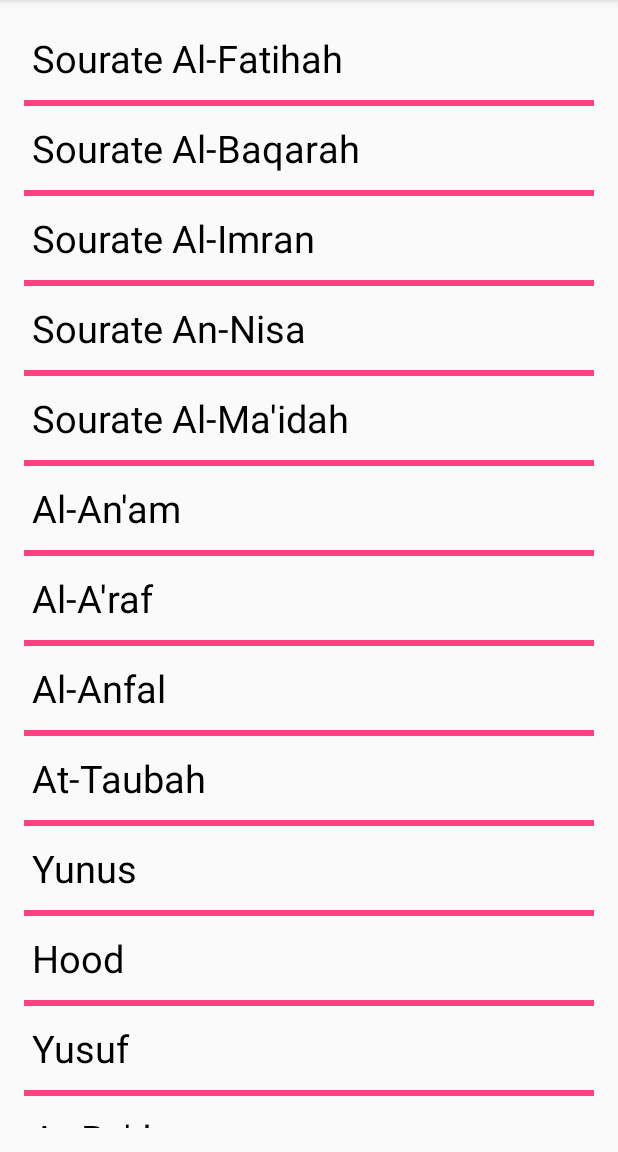
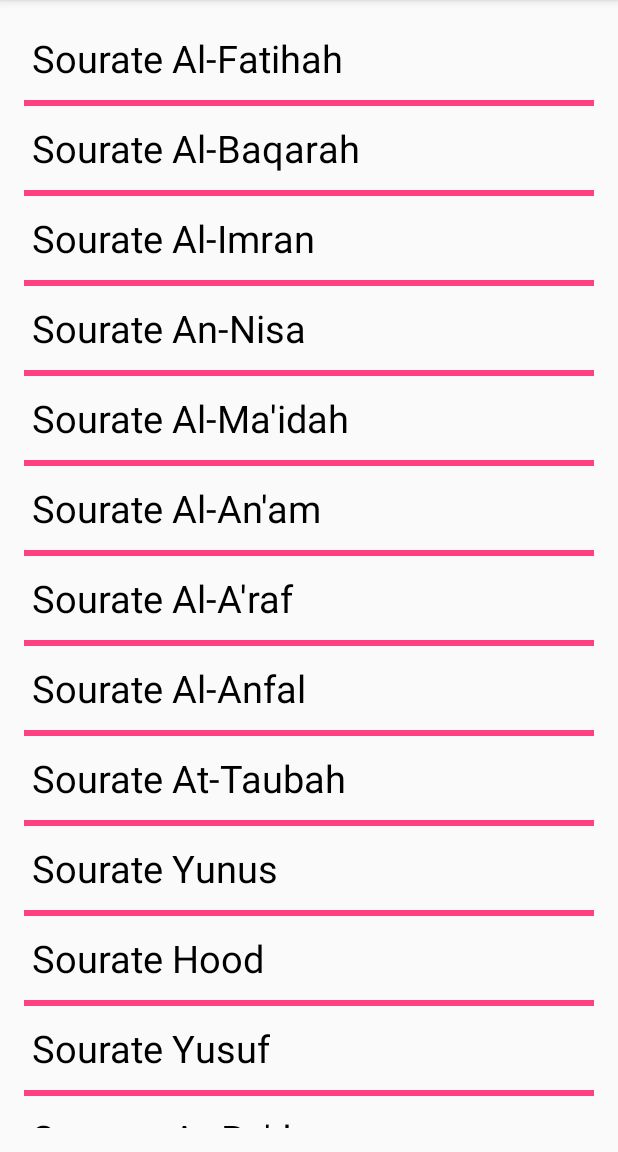
Before and after one commit to Fahad-alkamli/quranAndroidApp, an Android app: the screen it shows after launch (HomeActivity), on a phone screen of 412 x 824 dp, the part 84-1236 px from its top. Run offline under Robolectric (Android 15) with nearby library versions, the phone set to English and light mode, and no system bars.

Commit message:
Finished all the Surahs and extracted all the strings
What is left is translating the names and moving them to the arabic
language file

```diff
--- a/QuranApp/app/src/main/java/alkamli/fahad/quranapp/quranapp/CommonFunctions.java
+++ b/QuranApp/app/src/main/java/alkamli/fahad/quranapp/quranapp/CommonFunctions.java
@@ -26,105 +26,119 @@ public class CommonFunctions {
         list.add(new SurahItem(context.getString(R.string.An_Nisa),"004"));
         list.add(new SurahItem(context.getString(R.string.Al_Maidah),"005"));
         //New
-        list.add(new SurahItem("Al-An'am","006"));
-        list.add(new SurahItem("Al-A'raf","007"));
-        list.add(new SurahItem("Al-Anfal","008"));
-        list.add(new SurahItem("At-Taubah","009"));
-        list.add(new SurahItem("Yunus","010"));
-        list.add(new SurahItem("Hood","011"));
-        list.add(new SurahItem("Yusuf","012"));
-        list.add(new SurahItem("Ar-Ra'd","013"));
-        list.add(new SurahItem("Ibrahim","014"));
-        list.add(new SurahItem("Al-Hijr","015"));
-        list.add(new SurahItem("An-Nahl","016"));
-        list.add(new SurahItem("Al-Isra","017"));
-        list.add(new SurahItem("Al-Kahf","018"));
-        list.add(new SurahItem("Maryam","019"));
-        list.add(new SurahItem("Taha","020"));
-        list.add(new SurahItem("Al-Anbiya'","021"));
-        list.add(new SurahItem("Al-Hajj","022"));
-        list.add(new SurahItem("Al-Mu'minun","023"));
-        list.add(new SurahItem("An-Nur","024"));
-        list.add(new SurahItem("Al-Furqan","025"));
-        list.add(new SurahItem("Ash-Shu'ara'","026"));
-        list.add(new SurahItem("An-Naml","027"));
-        list.add(new SurahItem("Al-Qasas","028"));
-        list.add(new SurahItem("Al-'Ankabut","029"));
-        list.add(new SurahItem("ArRoom","030"));
-        list.add(new SurahItem("Luqman","031"));
-        list.add(new SurahItem("AsSajdah","032"));
-        list.add(new SurahItem("AlAhzab","033"));
-        list.add(new SurahItem("Saba'","034"));
-        list.add(new SurahItem("Fatir","035"));
-        list.add(new SurahItem("YaSin","036"));
-        list.add(new SurahItem("As-Saffat","037"));
-        list.add(new SurahItem("Sad","038"));
-        list.add(new SurahItem("Az-Zumar","039"));
-        list.add(new SurahItem("Ghafir","040"));
+        list.add(new SurahItem(context.getString(R.string.Al_Anam),"006"));
+        list.add(new SurahItem(context.getString(R.string.Al_Araf),"007"));
+        list.add(new SurahItem(context.getString(R.string.Al_Anfal),"008"));
+        list.add(new SurahItem(context.getString(R.string.At_Taubah),"009"));
+        list.add(new SurahItem(context.getString(R.string.Yunus),"010"));
+        list.add(new SurahItem(context.getString(R.string.Hood),"011"));
+        list.add(new SurahItem(context.getString(R.string.Yusuf),"012"));
+        list.add(new SurahItem(context.getString(R.string.Ar_Rad),"013"));
+        list.add(new SurahItem(context.getString(R.string.Ibrahim),"014"));
+        list.add(new SurahItem(context.getString(R.string.Al_Hijr),"015"));
+        list.add(new SurahItem(context.getString(R.string.An_Nahl),"016"));
+        list.add(new SurahItem(context.getString(R.string.Al_Isra),"017"));
+        list.add(new SurahItem(context.getString(R.string.Al_Kahf),"018"));
+        list.add(new SurahItem(context.getString(R.string.Maryam),"019"));
+        list.add(new SurahItem(context.getString(R.string.Taha),"020"));
+        list.add(new SurahItem(context.getString(R.string.Al_Anbiya),"021"));
+        list.add(new SurahItem(context.getString(R.string.Al_Hajj),"022"));
+        list.add(new SurahItem(context.getString(R.string.Al_Muminun),"023"));
+        list.add(new SurahItem(context.getString(R.string.An_Nur),"024"));
+        list.add(new SurahItem(context.getString(R.string.Al_Furqan),"025"));
+        list.add(new SurahItem(context.getString(R.string.Ash_Shuara),"026"));
+        list.add(new SurahItem(context.getString(R.string.An_Naml),"027"));
+        list.add(new SurahItem(context.getString(R.string.Al_Qasas),"028"));
+        list.add(new SurahItem(context.getString(R.string.Al_Ankabut),"029"));
+        list.add(new SurahItem(context.getString(R.string.ArRoom),"030"));
+        list.add(new SurahItem(context.getString(R.string.Luqman),"031"));
+        list.add(new SurahItem(context.getString(R.string.AsSajdah),"032"));
+        list.add(new SurahItem(context.getString(R.string.AlAhzab),"033"));
+        list.add(new SurahItem(context.getString(R.string.Saba),"034"));
+        list.add(new SurahItem(context.getString(R.string.Fatir),"035"));
+        list.add(new SurahItem(context.getString(R.string.YaSin),"036"));
+        list.add(new SurahItem(context.getString(R.string.As_Saffat),"037"));
+        list.add(new SurahItem(context.getString(R.string.Sad),"038"));
+        list.add(new SurahItem(context.getString(R.string.Az_Zumar),"039"));
+        list.add(new SurahItem(context.getString(R.string.Ghafir),"040"));
        // Log.e(TAG,Integer.toString(list.size()));
-        list.add(new SurahItem("Fussilat","041"));
-        list.add(new SurahItem("Ash-Shura","042"));
-        list.add(new SurahItem("Az-Zukhruf","043"));
-        list.add(new SurahItem("Ad-Dukhan","044"));
-        list.add(new SurahItem("Al-Jathiya","045"));
-        list.add(new SurahItem("Al-Ahqaf","046"));
-        list.add(new SurahItem("Muhammad","047"));
-        list.add(new SurahItem("Al-Fath","048"));
-        list.add(new SurahItem("Al-Hujurat","049"));
-        list.add(new SurahItem("Qaf","050"));
+        list.add(new SurahItem(context.getString(R.string.Fussilat),"041"));
+        list.add(new SurahItem(context.getString(R.string.Ash_Shura),"042"));
+        list.add(new SurahItem(context.getString(R.string.Az_Zukhruf),"043"));
+        list.add(new SurahItem(context.getString(R.string.Ad_Dukhan),"044"));
+        list.add(new SurahItem(context.getString(R.string.Al_Jathiya),"045"));
+        list.add(new SurahItem(context.getString(R.string.Al_Ahqaf),"046"));
+        list.add(new SurahItem(context.getString(R.string.Muhammad),"047"));
+        list.add(new SurahItem(context.getString(R.string.Al_Fath),"048"));
+        list.add(new SurahItem(context.getString(R.string.Al_Hujurat),"049"));
+        list.add(new SurahItem(context.getString(R.string.Qaf),"050"));
         //Line
-        list.add(new SurahItem("Az-Zariyat","051"));
-        list.add(new SurahItem("At-Tur","052"));
-        list.add(new SurahItem("An-Najm","053"));
-        list.add(new SurahItem("Al-Qamar","054"));
-        list.add(new SurahItem("Ar-Rahman","055"));
-        list.add(new SurahItem("Al-Waqi'ah","056"));
-        list.add(new SurahItem("Al-Hadid","057"));
-        list.add(new SurahItem("Al-Mujadilah","058"));
-        list.add(new SurahItem("Al-Hashr","059"));
-        list.add(new SurahItem("Al-Mumtahinah","060"));
-        list.add(new SurahItem("As-Saff","061"));
-        list.add(new SurahItem("Al-Jumu'ah","062"));
-        list.add(new SurahItem("Al-Munafiqun","063"));
-        list.add(new SurahItem("At-Taghabun","064"));
-        list.add(new SurahItem("At-Talaq","065"));
-        list.add(new SurahItem("At-Tahrim","066"));
-        list.add(new SurahItem("Al-Mulk","067"));
-        list.add(new SurahItem("Al-Qalam","068"));
-        list.add(new SurahItem("Al-Haqqah","069"));
-        list.add(new SurahItem("Al-Ma'arij","070"));
+        list.add(new SurahItem(context.getString(R.string.Az_Zariyat),"051"));
+        list.add(new SurahItem(context.getString(R.string.At_Tur),"052"));
+        list.add(new SurahItem(context.getString(R.string.An_Najm),"053"));
+        list.add(new SurahItem(context.getString(R.string.Al_Qamar),"054"));
+        list.add(new SurahItem(context.getString(R.string.Ar_Rahman),"055"));
+        list.add(new SurahItem(context.getString(R.string.Al_Waqiah),"056"));
+        list.add(new SurahItem(context.getString(R.string.Al_Hadid),"057"));
+        list.add(new SurahItem(context.getString(R.string.Al_Mujadilah),"058"));
+        list.add(new SurahItem(context.getString(R.string.Al_Hashr),"059"));
+        list.add(new SurahItem(context.getString(R.string.Al_Mumtahinah),"060"));
+        list.add(new SurahItem(context.getString(R.string.As_Saff),"061"));
+        list.add(new SurahItem(context.getString(R.string.Al_Jumuah),"062"));
+        list.add(new SurahItem(context.getString(R.string.Al_Munafiqun),"063"));
+        list.add(new SurahItem(context.getString(R.string.At_Taghabun),"064"));
+        list.add(new SurahItem(context.getString(R.string.At_Talaq),"065"));
+        list.add(new SurahItem(context.getString(R.string.At_Tahrim),"066"));
+        list.add(new SurahItem(context.getString(R.string.Al_Mulk),"067"));
+        list.add(new SurahItem(context.getString(R.string.Al_Qalam),"068"));
+        list.add(new SurahItem(context.getString(R.string.Al_Haqqah),"069"));
+        list.add(new SurahItem(context.getString(R.string.Al_Maarij),"070"));
         //Line
-        list.add(new SurahItem("Nooh","071"));
-        list.add(new SurahItem("Al-Jinn","072"));
-        list.add(new SurahItem("Al-Muzzammil","073"));
-        list.add(new SurahItem("Al-Muddaththir","074"));
-        list.add(new SurahItem("Al-Qiyamah","075"));
-        list.add(new SurahItem("Al-Insan","076"));
-        list.add(new SurahItem("Al-Mursalat","077"));
-        list.add(new SurahItem("An-Naba'","078"));
-        list.add(new SurahItem("An-Nazi'at","079"));
-        list.add(new SurahItem("'Abasa","080"));
-        list.add(new SurahItem("At-Takwir","081"));
-        list.add(new SurahItem("Al-Infitar","082"));
-        list.add(new SurahItem("Al-Mutaffifin","083"));
-        list.add(new SurahItem("Al-Inshiqaq","084"));
-        list.add(new SurahItem("Al-Buruj","085"));
-        list.add(new SurahItem("At-Tariq","086"));
-        list.add(new SurahItem("Al-A'la","087"));
-        list.add(new SurahItem("Al-Ghashiyah","088"));
-        list.add(new SurahItem("Al-Fajr","089"));
-        list.add(new SurahItem("Al-Balad","090"));
-        list.add(new SurahItem("Ash-Shams","091"));
-        list.add(new SurahItem("Al-Lail","092"));
-        list.add(new SurahItem("Ad-Duha","093"));
-        list.add(new SurahItem("Ash-Sharh","094"));
-        list.add(new SurahItem("At-Tin","095"));
-        list.add(new SurahItem("Al-'Alaq","096"));
-        list.add(new SurahItem("Al-Qadr","097"));
-        list.add(new SurahItem("Al-Baiyinah","098"));
-        list.add(new SurahItem("Az-Zalzalah","099"));
-        list.add(new SurahItem("Al-'Adiyat","100"));
-
+        list.add(new SurahItem(context.getString(R.string.Nooh),"071"));
+        list.add(new SurahItem(context.getString(R.string.Al_Jinn),"072"));
+        list.add(new SurahItem(context.getString(R.string.Al_Muzzammil),"073"));
+        list.add(new SurahItem(context.getString(R.string.Al_Muddaththir),"074"));
+        list.add(new SurahItem(context.getString(R.string.Al_Qiyamah),"075"));
+        list.add(new SurahItem(context.getString(R.string.Al_Insan),"076"));
+        list.add(new SurahItem(context.getString(R.string.Al_Mursalat),"077"));
+        list.add(new SurahItem(context.getString(R.string.An_Naba),"078"));
+        list.add(new SurahItem(context.getString(R.string.An_Naziat),"079"));
+        list.add(new SurahItem(context.getString(R.string.Abasa),"080"));
+        list.add(new SurahItem(context.getString(R.string.At_Takwir),"081"));
+        list.add(new SurahItem(context.getString(R.string.Al_Infitar),"082"));
+        list.add(new SurahItem(context.getString(R.string.Al_Mutaffifin),"083"));
+        list.add(new SurahItem(context.getString(R.string.Al_Inshiqaq),"084"));
+        list.add(new SurahItem(context.getString(R.string.Al_Buruj),"085"));
+        list.add(new SurahItem(context.getString(R.string.At_Tariq),"086"));
+        list.add(new SurahItem(context.getString(R.string.Al_Ala),"087"));
+        list.add(new SurahItem(context.getString(R.string.Al_Ghashiyah),"088"));
+        list.add(new SurahItem(context.getString(R.string.Al_Fajr),"089"));
+        list.add(new SurahItem(context.getString(R.string.Al_Balad),"090"));
+        list.add(new SurahItem(context.getString(R.string.Ash_Shams),"091"));
+        list.add(new SurahItem(context.getString(R.string.Al_Lail),"092"));
+        list.add(new SurahItem(context.getString(R.string.Ad_Duha),"093"));
+        list.add(new SurahItem(context.getString(R.string.Ash_Sharh),"094"));
+        list.add(new SurahItem(context.getString(R.string.At_Tin),"095"));
+        list.add(new SurahItem(context.getString(R.string.Al_Alaq),"096"));
+        list.add(new SurahItem(context.getString(R.string.Al_Qadr),"097"));
+        list.add(new SurahItem(context.getString(R.string.Al_Baiyinah),"098"));
+        list.add(new SurahItem(context.getString(R.string.Az_Zalzalah),"099"));
+        list.add(new SurahItem(context.getString(R.string.Al_Adiyat),"100"));
+//Line
+        list.add(new SurahItem(context.getString(R.string.Al_Qariah),"101"));
+        list.add(new SurahItem(context.getString(R.string.At_Takathur),"102"));
+        list.add(new SurahItem(context.getString(R.string.Al_Asr),"103"));
+        list.add(new SurahItem(context.getString(R.string.Al_Humazah),"104"));
+        list.add(new SurahItem(context.getString(R.string.Al_Fil),"105"));
+        list.add(new SurahItem(context.getString(R.string.Quraish),"106"));
+        list.add(new SurahItem(context.getString(R.string.Al_Maun),"107"));
+        list.add(new SurahItem(context.getString(R.string.Al_Kauthar),"108"));
+        list.add(new SurahItem(context.getString(R.string.Al_Kafirun),"109"));
+        list.add(new SurahItem(context.getString(R.string.An_Nasr),"110"));
+        list.add(new SurahItem(context.getString(R.string.Al_Masad),"111"));
+        list.add(new SurahItem(context.getString(R.string.Al_Ikhlas),"112"));
+        list.add(new SurahItem(context.getString(R.string.Al_Falaq),"113"));
+        list.add(new SurahItem(context.getString(R.string.An_Nas),"114"));
 
         return list;
     }
--- a/QuranApp/app/src/main/java/alkamli/fahad/quranapp/quranapp/PlayerActivity.java
+++ b/QuranApp/app/src/main/java/alkamli/fahad/quranapp/quranapp/PlayerActivity.java
@@ -10,7 +10,6 @@ import android.view.View;
 import android.widget.Button;
 import android.widget.TextView;
 import android.widget.Toast;
-
 import java.io.BufferedInputStream;
 import java.io.File;
 import java.io.FileOutputStream;
@@ -56,7 +55,7 @@ public class PlayerActivity extends AppCompatActivity {
         if(!file.exists())
         {
             playButton.setEnabled(false);
-            Toast.makeText(getApplicationContext(),R.string.file_does_not_exists,Toast.LENGTH_LONG).show();
+            Toast.makeText(getApplicationContext(),R.string.file_does_not_exists,Toast.LENGTH_SHORT).show();
             new Thread(new Runnable(){
                 @Override
                 public void run()
@@ -98,7 +97,7 @@ public class PlayerActivity extends AppCompatActivity {
         {
             Log.d(TAG,e.getMessage());
         }
-        //Toast.makeText(getApplicationContext(),"Playing",Toast.LENGTH_LONG).show();
+        //Toast.makeText(getApplicationContext(),"Playing",Toast.LENGTH_SHORT).show();
         playButton.setBackground(ContextCompat.getDrawable(getApplicationContext(), R.mipmap.ic_pause_black_24dp));
         playButton.setTag(true);
     }
@@ -195,7 +194,7 @@ public class PlayerActivity extends AppCompatActivity {
             output.flush();
             output.close();
             input.close();
-            Toast.makeText(getApplicationContext(),R.string.download_finish,Toast.LENGTH_LONG).show();
+            Toast.makeText(getApplicationContext(),R.string.download_finish,Toast.LENGTH_SHORT).show();
             //Next play the sound but before that make sure that the user is still on the screen and didn't close it
             runOnUiThread(new Runnable(){
                 @Override
--- a/QuranApp/app/src/main/java/alkamli/fahad/quranapp/quranapp/PlayerActivity2.java
+++ b/QuranApp/app/src/main/java/alkamli/fahad/quranapp/quranapp/PlayerActivity2.java
@@ -54,7 +54,7 @@ public class PlayerActivity2 extends AppCompatActivity {
         if(!file.exists())
         {
             playButton.setEnabled(false);
-            Toast.makeText(getApplicationContext(), R.string.file_does_not_exists,Toast.LENGTH_LONG).show();
+            Toast.makeText(getApplicationContext(), R.string.file_does_not_exists,Toast.LENGTH_SHORT).show();
             new Thread(new Runnable(){
                 @Override
                 public void run()
@@ -96,7 +96,7 @@ public class PlayerActivity2 extends AppCompatActivity {
         {
             Log.d(TAG,e.getMessage());
         }
-        //Toast.makeText(getApplicationContext(),"Playing",Toast.LENGTH_LONG).show();
+        //Toast.makeText(getApplicationContext(),"Playing",Toast.LENGTH_SHORT).show();
         //playButton.setBackground(ContextCompat.getDrawable(getApplicationContext(), R.mipmap.ic_pause_black_24dp));
         playButton.setText(R.string.pause);
         playButton.setTag(true);
@@ -196,7 +196,7 @@ public class PlayerActivity2 extends AppCompatActivity {
             output.flush();
             output.close();
             input.close();
-            Toast.makeText(getApplicationContext(), R.string.download_finish,Toast.LENGTH_LONG).show();
+            Toast.makeText(getApplicationContext(), R.string.download_finish,Toast.LENGTH_SHORT).show();
             //Next play the sound
             runOnUiThread(new Runnable(){
                 @Override
--- a/QuranApp/app/src/main/res/values/strings.xml
+++ b/QuranApp/app/src/main/res/values/strings.xml
@@ -7,6 +7,10 @@
     <string name="stop">Stop</string>
     <string name="fastforward">Forward</string>
     <string name="pause">Pause</string>
+    <string name="download_finish">Download finished</string>
+    <string name="file_does_not_exists">File does not exists. Start downloading the file..</string>
+    <string name="settings">Settings</string>
+    <string name="replace_the_buttons_icons_with_text">Replace the Buttons icons with Text</string>
 
 
     <string name="Al_Fatihah">Sourate Al-Fatihah</string>
@@ -15,10 +19,113 @@
     <string name="Al_Imran">Sourate Al-Imran</string>
     <string name="An_Nisa">Sourate An-Nisa</string>
     <string name="Al_Maidah">Sourate Al-Ma\'idah</string>
-
-
-    <string name="download_finish">Download finished</string>
-    <string name="file_does_not_exists">File doesn\'t exists start downloading the file</string>
-    <string name="settings">Settings</string>
-    <string name="replace_the_buttons_icons_with_text">Replace the Buttons icons with Text</string>
+    <string name="Al_Anam">Sourate Al-An\'am</string>
+    <string name="Al_Araf">Sourate Al-A\'raf</string>
+    <string name="Al_Anfal">Sourate Al-Anfal</string>
+    <string name="At_Taubah">Sourate At-Taubah</string>
+    <string name="Yunus">Sourate Yunus</string>
+    <string name="Hood">Sourate Hood</string>
+    <string name="Yusuf">Sourate Yusuf</string>
+    <string name="Ar_Rad">Sourate Ar-Ra\'d</string>
+    <string name="Ibrahim">Sourate Ibrahim</string>
+    <string name="Al_Hijr">Sourate Al-Hijr</string>
+    <string name="An_Nahl">Sourate An-Nahl</string>
+    <string name="Al_Isra">Sourate Al-Isra</string>
+    <string name="Al_Kahf">Sourate Al-Kahf</string>
+    <string name="Maryam">Sourate Maryam</string>
+    <string name="Taha">Sourate Taha</string>
+    <string name="Al_Anbiya">Sourate Al-Anbiya\'</string>
+    <string name="Al_Hajj">Sourate Al-Hajj</string>
+    <string name="Al_Muminun">Sourate Al-Mu\'minun</string>
+    <string name="An_Nur">Sourate An-Nur</string>
+    <string name="Al_Furqan">Sourate Al-Furqan</string>
+    <string name="Ash_Shuara">Sourate Ash-Shu\'ara\'</string>
+    <string name="An_Naml">Sourate An-Naml</string>
+    <string name="Al_Qasas">Sourate Al-Qasas</string>
+    <string name="Al_Ankabut">Sourate Al-\'Ankabut</string>
+    <string name="ArRoom">Sourate ArRoom</string>
+    <string name="Luqman">Sourate Luqman</string>
+    <string name="AsSajdah">Sourate AsSajdah</string>
+    <string name="AlAhzab">Sourate AlAhzab</string>
+    <string name="Saba">Sourate Saba\'</string>
+    <string name="Fatir">Sourate Fatir</string>
+    <string name="YaSin">Sourate YaSin</string>
+    <string name="As_Saffat">Sourate As-Saffat</string>
+    <string name="Sad">Sourate Sad</string>
+    <string name="Az_Zumar">Sourate Az-Zumar</string>
+    <string name="Ghafir">Sourate Ghafir</string>
+    <string name="Fussilat">Sourate Fussilat</string>
+    <string name="Ash_Shura">Sourate Ash-Shura</string>
+    <string name="Az_Zukhruf">Sourate Az-Zukhruf</string>
+    <string name="Ad_Dukhan">Sourate Ad-Dukhan</string>
+    <string name="Al_Jathiya">Sourate Al-Jathiya</string>
+    <string name="Al_Ahqaf">Sourate Al-Ahqaf</string>
+    <string name="Muhammad">Sourate Muhammad</string>
+    <string name="Al_Fath">Sourate Al-Fath</string>
+    <string name="Al_Hujurat">Sourate Al-Hujurat</string>
+    <string name="Qaf">Sourate Qaf</string>
+    <string name="Az_Zariyat">Az-Zariyat</string>
+    <string name="At_Tur">At-Tur</string>
+    <string name="An_Najm">An-Najm</string>
+    <string name="Al_Qamar">Al-Qamar</string>
+    <string name="Ar_Rahman">Ar-Rahman</string>
+    <string name="Al_Waqiah">Al-Waqi\'ah</string>
+    <string name="Al_Hadid">Al-Hadid</string>
+    <string name="Al_Mujadilah">Al-Mujadilah</string>
+    <string name="Al_Hashr">Al-Hashr</string>
+    <string name="Al_Mumtahinah">Al-Mumtahinah</string>
+    <string name="As_Saff">As-Saff</string>
+    <string name="Al_Jumuah">Al-Jumu\'ah</string>
+    <string name="Al_Munafiqun">Al-Munafiqun</string>
+    <string name="At_Taghabun">At-Taghabun</string>
+    <string name="At_Talaq">At-Talaq</string>
+    <string name="At_Tahrim">At-Tahrim</string>
+    <string name="Al_Mulk">Al-Mulk</string>
+    <string name="Al_Qalam">Al-Qalam</string>
+    <string name="Al_Haqqah">Al-Haqqah</string>
+    <string name="Al_Maarij">Al-Ma\'arij</string>
+    <string name="Nooh">Nooh</string>
+    <string name="Al_Jinn">Al-Jinn</string>
+    <string name="Al_Muzzammil">Al-Muzzammil</string>
+    <string name="Al_Muddaththir">Al-Muddaththir</string>
+    <string name="Al_Qiyamah">Al-Qiyamah</string>
+    <string name="Al_Insan">Al-Insan</string>
+    <string name="Al_Mursalat">Al-Mursalat</string>
+    <string name="An_Naba">An-Naba\'</string>
+    <string name="An_Naziat">An-Nazi\'at</string>
+    <string name="Abasa">\'Abasa</string>
+    <string name="At_Takwir">At-Takwir</string>
+    <string name="Al_Infitar">Al-Infitar</string>
+    <string name="Al_Mutaffifin">Al-Mutaffifin</string>
+    <string name="Al_Inshiqaq">Al-Inshiqaq</string>
+    <string name="Al_Buruj">Al-Buruj</string>
+    <string name="At_Tariq">At-Tariq</string>
+    <string name="Al_Ala">Al-A\'la</string>
+    <string name="Al_Ghashiyah">Al-Ghashiyah</string>
+    <string name="Al_Fajr">Al-Fajr</string>
+    <string name="Al_Balad">Al-Balad</string>
+    <string name="Ash_Shams">Ash-Shams</string>
+    <string name="Al_Lail">Al-Lail</string>
+    <string name="Ad_Duha">Ad-Duha</string>
+    <string name="Ash_Sharh">Ash-Sharh</string>
+    <string name="At_Tin">At-Tin</string>
+    <string name="Al_Alaq">Al-\'Alaq</string>
+    <string name="Al_Qadr">Al-Qadr</string>
+    <string name="Al_Baiyinah">Al-Baiyinah</string>
+    <string name="Az_Zalzalah">Az-Zalzalah</string>
+    <string name="Al_Adiyat">Al-\'Adiyat</string>
+    <string name="Al_Qariah">Al-Qari\'ah</string>
+    <string name="At_Takathur">At-Takathur</string>
+    <string name="Al_Asr">Al-\'Asr</string>
+    <string name="Al_Humazah">Al-Humazah</string>
+    <string name="Al_Fil">Al-Fil</string>
+    <string name="Quraish">Quraish</string>
+    <string name="Al_Maun">Al-Ma\'un</string>
+    <string name="Al_Kauthar">Al-Kauthar</string>
+    <string name="Al_Kafirun">Al-Kafirun</string>
+    <string name="An_Nasr">An-Nasr</string>
+    <string name="Al_Masad">Al-Masad</string>
+    <string name="Al_Ikhlas">Al-Ikhlas</string>
+    <string name="Al_Falaq">Al-Falaq</string>
+    <string name="An_Nas">An-Nas</string>
 </resources>
```
